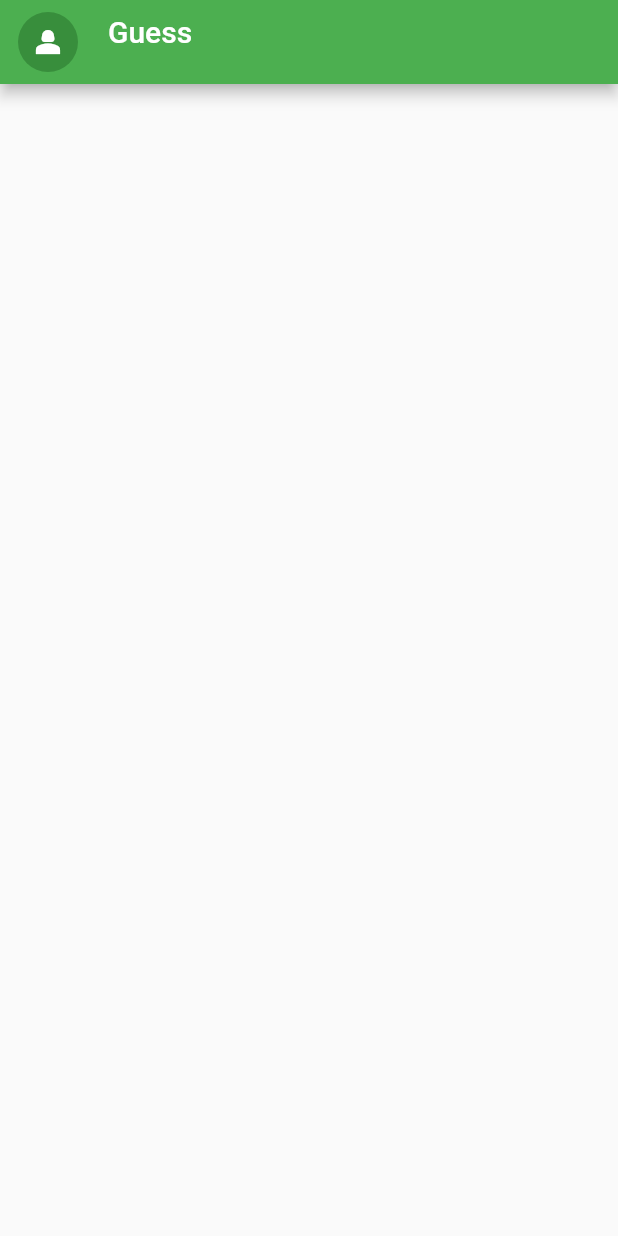
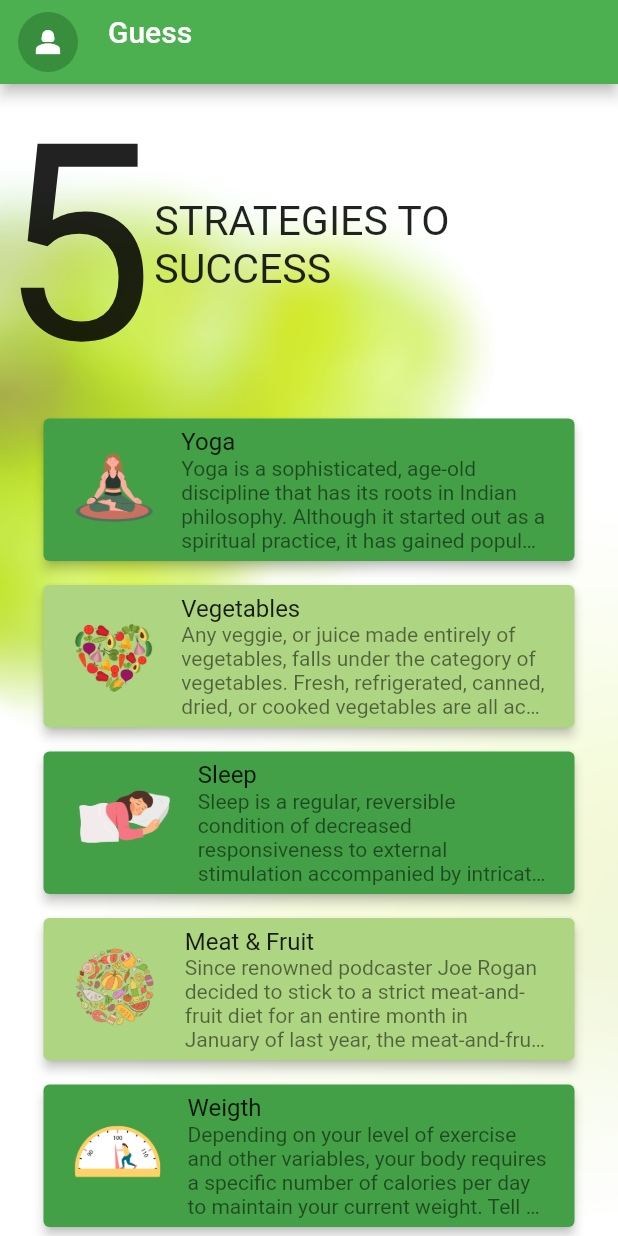
Before and after one commit to teutones92/well_feed, a Flutter app: the screen it shows after launch, after a tap on "Continue as a guess", on a phone screen of 412 x 824 dp. Run offline on Flutter 3.47's test engine with Material 2 defaults, Android fonts, the phone set to English and light mode, and no system bars; our stand-ins replace google_sign_in.

Commit message:
working on dising of home page

```diff
--- a/lib/home/home_page.dart
+++ b/lib/home/home_page.dart
@@ -1,6 +1,7 @@
 import 'package:flutter/material.dart';
 import 'package:google_sign_in/google_sign_in.dart';
 import 'package:well_feed/blocs/home_bloc.dart';
+import 'package:well_feed/models/home_view_data/home_view_data.dart';
 
 class HomePage extends StatelessWidget {
   const HomePage({super.key, required this.userData, required this.homeBloc});
@@ -8,6 +9,7 @@ class HomePage extends StatelessWidget {
   final HomeBloc homeBloc;
   @override
   Widget build(BuildContext context) {
+    final size = MediaQuery.of(context).size;
     return Scaffold(
       appBar: AppBar(
         leading: Padding(
@@ -34,9 +36,66 @@ class HomePage extends StatelessWidget {
         ),
       ),
       body: Stack(
+        fit: StackFit.expand,
         children: [
           Container(
-              decoration: BoxDecoration(color: Colors.green), child: Column()),
+            decoration: BoxDecoration(color: Colors.green.shade800),
+            child: Image.asset(
+              'assets/bkg_well_feed.png',
+              fit: BoxFit.cover,
+            ),
+          ),
+          ListView(
+            children: [
+              Row(
+                mainAxisSize: MainAxisSize.min,
+                children: [
+                  Text(
+                    '5',
+                    style: TextStyle(fontSize: size.height / 4.5),
+                  ),
+                  SizedBox(
+                    width: size.height / 4,
+                    child: Text(
+                      style: TextStyle(fontSize: size.height / 30),
+                      'strategies to success'.toUpperCase(),
+                      // overflow: TextOverflow.ellipsis,
+                    ),
+                  ),
+                ],
+              ),
+              Column(
+                children:
+                    List.generate(HomeViewData.homeviewData.length, (index) {
+                  final item = HomeViewData.homeviewData[index];
+                  return Padding(
+                    padding:
+                        const EdgeInsets.symmetric(vertical: 4, horizontal: 25),
+                    child: Card(
+                      elevation: 3,
+                      color: item.color,
+                      child: Padding(
+                        padding: const EdgeInsets.all(2.0),
+                        child: ListTile(
+                          leading: Image.asset(
+                            item.imagePath,
+                            fit: BoxFit.cover,
+                          ),
+                          title: Text(item.title),
+                          subtitle: Text(
+                            item.content,
+                            // softWrap: true,
+                            overflow: TextOverflow.ellipsis,
+                            maxLines: 4,
+                          ),
+                        ),
+                      ),
+                    ),
+                  );
+                }),
+              ),
+            ],
+          )
         ],
       ),
     );
--- a/lib/models/home_view_data/home_view_data.dart
+++ b/lib/models/home_view_data/home_view_data.dart
@@ -1,36 +1,53 @@
+import 'package:flutter/material.dart';
+
 class HomeViewData {
   late String title;
   late String content;
-  late String imagePad;
+  late Color color;
+  late String imagePath;
 
-  HomeViewData(
-      {required this.title, required this.content, required this.imagePad});
+  HomeViewData({
+    required this.title,
+    required this.content,
+    required this.color,
+    required this.imagePath,
+  });
 
   static List<HomeViewData> homeviewData = [
     HomeViewData(
-      title: '',
-      content: '',
-      imagePad: '',
+      title: 'Yoga',
+      content:
+          'Yoga is a sophisticated, age-old discipline that has its roots in Indian philosophy. Although it started out as a spiritual practice, it has gained popularity as a means of fostering both physical and emotional wellbeing.',
+      imagePath: 'assets/images_home/yoga_w_sited.png',
+      color: Colors.green.shade600,
     ),
     HomeViewData(
-      title: '',
-      content: '',
-      imagePad: '',
+      title: 'Vegetables',
+      content:
+          'Any veggie, or juice made entirely of vegetables, falls under the category of vegetables. Fresh, refrigerated, canned, dried, or cooked vegetables are all acceptable. They may be served whole, chopped, or pureed. Dark green, red and orange, beans, peas, and lentils; starchy; and other veggies are the five subgroups of vegetables that are categorized according to their nutritional value.',
+      imagePath: 'assets/images_home/vegetable_w_hart.png',
+      color: Colors.lightGreen.shade300,
     ),
     HomeViewData(
-      title: '',
-      content: '',
-      imagePad: '',
+      title: 'Sleep',
+      content:
+          'Sleep is a regular, reversible condition of decreased responsiveness to external stimulation accompanied by intricate and predictable physiologic changes. Among these modifications are variations in hormone levels, relaxation of the musculature, and coordinated, spontaneous, internally produced brain activity.',
+      imagePath: 'assets/images_home/sleep_w.png',
+      color: Colors.green.shade600,
     ),
     HomeViewData(
-      title: '',
-      content: '',
-      imagePad: '',
+      title: 'Meat & Fruit',
+      content:
+          'Since renowned podcaster Joe Rogan decided to stick to a strict meat-and-fruit diet for an entire month in January of last year, the meat-and-fruit diet has gained popularity. But nothing about this is brand-new or unexpected. In reality, every January, Rogan has been observed adopting a carnivore diet. ',
+      imagePath: 'assets/images_home/food_w.png',
+      color: Colors.lightGreen.shade300,
     ),
     HomeViewData(
-      title: '',
-      content: '',
-      imagePad: '',
+      title: 'Weigth',
+      content:
+          'Depending on your level of exercise and other variables, your body requires a specific number of calories per day to maintain your current weight. Tell us which one would be ideal for you.',
+      imagePath: 'assets/images_home/weigth_w.png',
+      color: Colors.green.shade600,
     ),
   ];
 }
--- a/pubspec.yaml
+++ b/pubspec.yaml
@@ -83,6 +83,7 @@ flutter:
   assets:
     - assets/logo/well_feed_logo.png
     - assets/
+    - assets/images_home/
   #   - images/a_dot_ham.jpeg
 
   # An image asset can refer to one or more resolution-specific "variants", see
```
Also changed, not shown: assets/bkg_well_feed.png (added), assets/images_home/food_w.png (added), assets/images_home/sleep_w.png (added), assets/images_home/vegetable_w_hart.png (added), assets/images_home/weigth_w.png (added), assets/images_home/yoga_w_sited.png (added).
